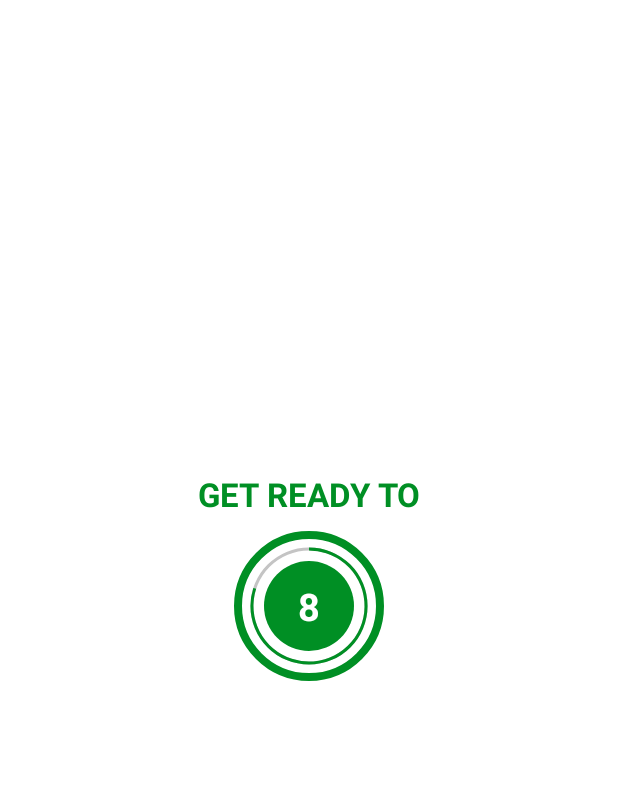
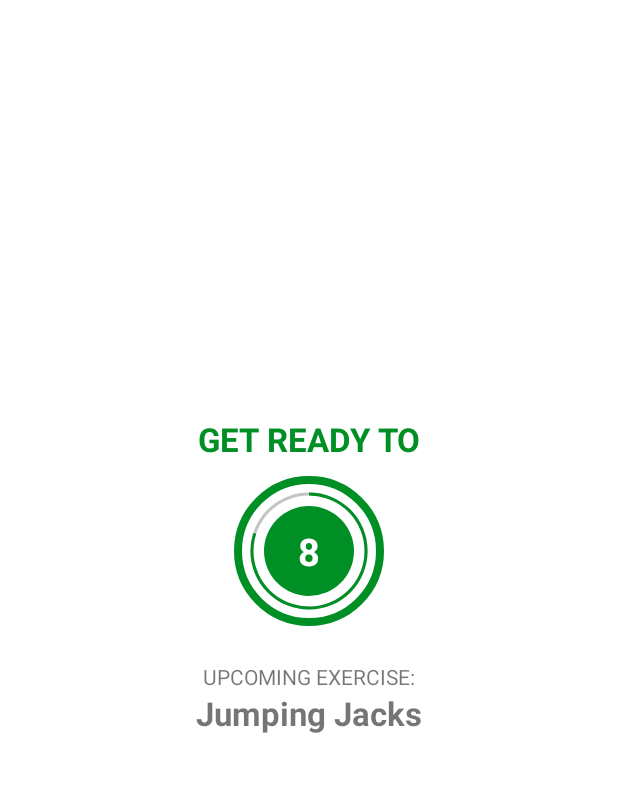
Before and after one commit to zangeronimo/7MinutesWorkout, an Android app: the ExerciseActivity screen opened directly, with no data from a screen before it, on a phone screen of 412 x 824 dp, the part 62-854 px from its top. Run offline under Robolectric (Android 15) with nearby library versions, the phone set to English and light mode, and no system bars.

Commit message:
feat: add upcoming exercise text

```diff
--- a/app/src/main/java/br/com/tudolinux/a7minutesworkout/ExerciseActivity.kt
+++ b/app/src/main/java/br/com/tudolinux/a7minutesworkout/ExerciseActivity.kt
@@ -42,7 +42,7 @@ class ExerciseActivity : AppCompatActivity() {
     }
 
     private fun setRestProgressBar(){
-        restTimer = object: CountDownTimer((restProgress * 1000).toLong(), 1000){
+        restTimer = object: CountDownTimer((restProgress * 1003).toLong(), 1000){
             override fun onTick(p0: Long) {
                 restProgress--
                 binding?.progressBar?.progress = restProgress
@@ -57,7 +57,7 @@ class ExerciseActivity : AppCompatActivity() {
     }
 
     private fun setExerciseProgressBar(){
-        exerciseTimer = object: CountDownTimer((exerciseProgress * 1000).toLong(), 1000){
+        exerciseTimer = object: CountDownTimer((exerciseProgress * 1005).toLong(), 1000){
             override fun onTick(p0: Long) {
                 exerciseProgress--
                 binding?.progressBarExercise?.progress = exerciseProgress
@@ -77,6 +77,9 @@ class ExerciseActivity : AppCompatActivity() {
     private fun setupRestView(){
         binding?.flProgressBar?.visibility = View.VISIBLE
         binding?.tvTitle?.text = "GET READY TO"
+        binding?.tvUpcomingExercise?.visibility = View.VISIBLE
+        binding?.tvNextExercise?.text = exerciseList!![currentExercisePosition+1].getName()
+        binding?.tvNextExercise?.visibility = View.VISIBLE
         binding?.ivExercise?.visibility = View.INVISIBLE
         binding?.flExerciseView?.visibility = View.GONE
 
@@ -90,6 +93,8 @@ class ExerciseActivity : AppCompatActivity() {
 
     private fun setupExerciseView(){
         binding?.flProgressBar?.visibility = View.GONE
+        binding?.tvUpcomingExercise?.visibility = View.GONE
+        binding?.tvNextExercise?.visibility = View.GONE
         binding?.tvTitle?.text = exerciseList!![currentExercisePosition].getName()
         binding?.ivExercise?.setImageResource(exerciseList!![currentExercisePosition].getImage())
         binding?.ivExercise?.visibility = View.VISIBLE
--- a/app/src/main/res/layout/activity_exercise.xml
+++ b/app/src/main/res/layout/activity_exercise.xml
@@ -94,6 +94,31 @@
 
         </FrameLayout>
 
+        <TextView
+            android:id="@+id/tvUpcomingExercise"
+            android:layout_width="wrap_content"
+            android:layout_height="wrap_content"
+            android:text="UPCOMING EXERCISE:"
+            android:visibility="invisible"
+            android:layout_marginTop="24dp"
+            app:layout_constraintBottom_toBottomOf="parent"
+            app:layout_constraintEnd_toEndOf="parent"
+            app:layout_constraintStart_toStartOf="parent"
+            app:layout_constraintTop_toBottomOf="@+id/flProgressBar" />
+
+        <TextView
+            android:id="@+id/tvNextExercise"
+            android:layout_width="wrap_content"
+            android:layout_height="wrap_content"
+            android:text="Jumping Jack"
+            android:visibility="invisible"
+            android:textSize="22sp"
+            android:textStyle="bold"
+            app:layout_constraintBottom_toTopOf="parent"
+            app:layout_constraintEnd_toEndOf="parent"
+            app:layout_constraintStart_toStartOf="parent"
+            app:layout_constraintTop_toBottomOf="@+id/tvUpcomingExercise" />
+
         <FrameLayout
             android:id="@+id/flExerciseView"
             android:layout_width="100dp"
@@ -137,4 +162,6 @@
         </FrameLayout>
     </LinearLayout>
 
+
+
 </androidx.constraintlayout.widget.ConstraintLayout>
```
